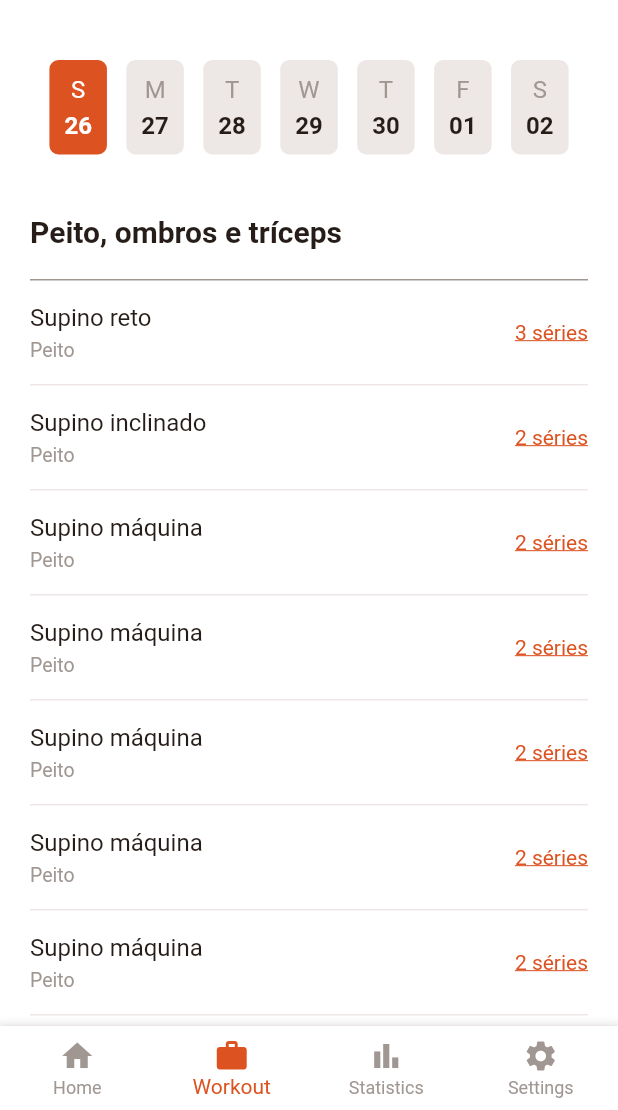
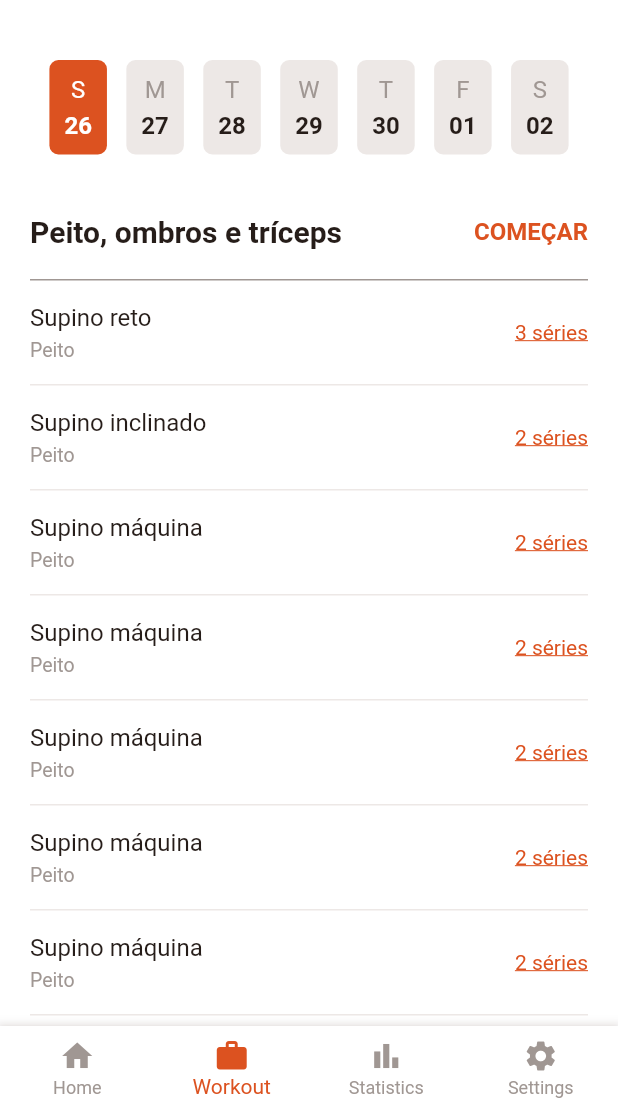
Before and after one commit to docputs/squeezed_app, a Flutter app: the WorkoutPage screen opened by its route, swiped to page 2, on a phone screen of 412 x 824 dp, the part 126-1236 px from its top. Run offline on Flutter 3.47's test engine with Material 2 defaults, Android fonts, the phone set to English and light mode, and no system bars; our stand-ins replace auto_route, cloud_firestore, firebase_auth, firebase_core, flash, flutter_mobx and 5 more; accounts and stored records are empty; generated files the repository leaves out were written again.

Commit message:
improve layout

```diff
--- a/lib/features/workout/domain/entities/exercise_set.dart
+++ b/lib/features/workout/domain/entities/exercise_set.dart
@@ -13,7 +13,7 @@ class ExerciseSet with _$ExerciseSet {
     int? rpe,
   }) = _ExerciseSet;
 
-  String? get formattedLoad => '$load kg';
+  String? get formattedLoad => load != null ? '$load kg' : null;
 
-  String? get formattedReps => '$reps reps';
+  String? get formattedReps => reps != null ? '$reps reps' : null;
 }
--- a/lib/features/workout/ui/widgets/full_exercise_plan_bottom_sheet.dart
+++ b/lib/features/workout/ui/widgets/full_exercise_plan_bottom_sheet.dart
@@ -58,7 +58,7 @@ class FullExercisePlanBottomSheet extends StatelessWidget {
               const SizedBox(width: 100),
               Text(entry.value.formattedLoad ?? ''),
               const Spacer(),
-              Text(entry.value.formattedReps ?? ''),
+              Text(entry.value.formattedReps ?? 'n.a'),
             ],
           ),
         ),
--- a/lib/features/workout/ui/widgets/workout_plan_display.dart
+++ b/lib/features/workout/ui/widgets/workout_plan_display.dart
@@ -13,9 +13,21 @@ class WorkoutPlanDisplay extends StatelessWidget {
   Widget build(BuildContext context) {
     return Column(
       children: [
-        SizedBox(
-          width: double.infinity,
-          child: Text(workout.title, style: const TextStyle(fontSize: 20, fontWeight: FontWeight.bold)),
+        Row(
+          mainAxisAlignment: MainAxisAlignment.spaceBetween,
+          children: [
+            Text(workout.title, style: const TextStyle(fontSize: 20, fontWeight: FontWeight.bold)),
+            GestureDetector(
+              onTap: () {},
+              child: Text(
+                'COMEÇAR',
+                style: TextStyle(
+                  fontWeight: FontWeight.bold,
+                  color: AppColors.primary,
+                ),
+              ),
+            ),
+          ],
         ),
         const SizedBox(height: 20),
         const CustomDivider(color: AppColors.grey),
```
Also changed, not shown: lib/features/workout/ui/controllers/review_workout_plan_controller.dart (added, +13 -0 lines), lib/features/workout/ui/review_workout_plan_page.dart (+15 -1 lines), lib/features/workout/ui/controllers/review_workout_plan_controller.g.dart (added), lib/service_locator.config.dart, 1 other file.
